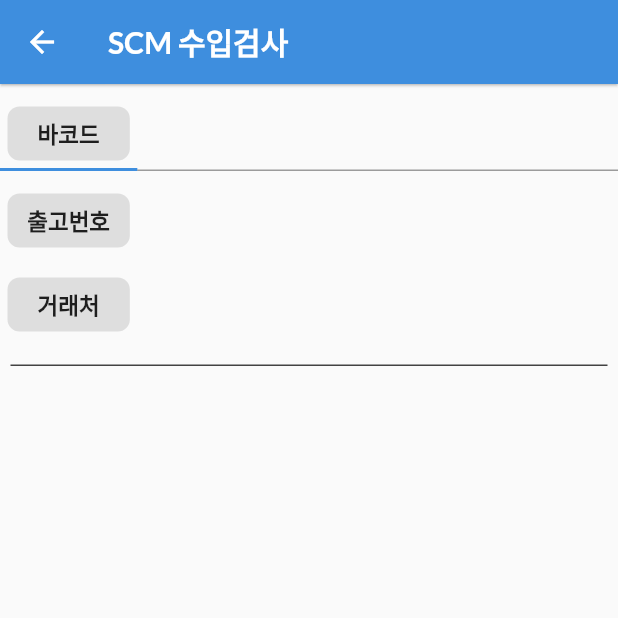
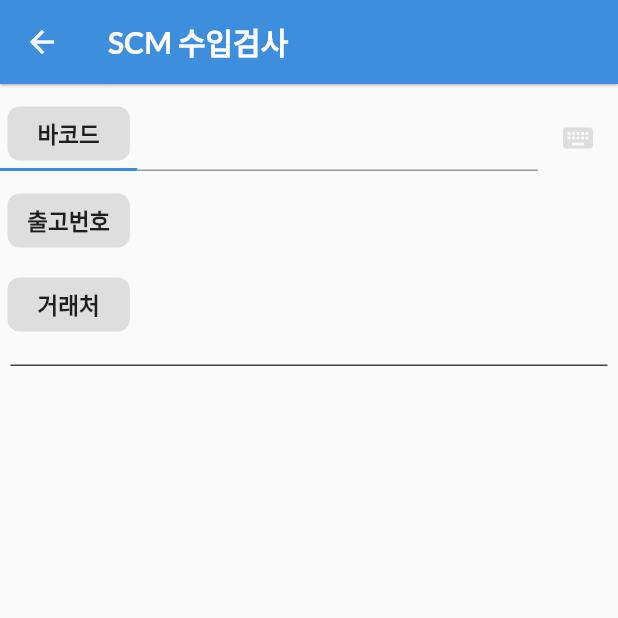
Before and after one commit to janggyeoeng/project, a Flutter app: the ScmCheck screen opened directly, on a phone screen of 412 x 824 dp, the top half of it. Run offline on Flutter 3.47's test engine with Material 2 defaults, Android fonts, the light colour scheme and no system bars; our stand-ins replace auto_size_text, get, google_fonts; missing offline and left inert: sql_conn.

Commit message:
20230919

```diff
--- a/lib/src/scm_admin/scmcheck.dart
+++ b/lib/src/scm_admin/scmcheck.dart
@@ -186,29 +186,29 @@ class _ScmCheckState extends State<ScmCheck> {
                               ),
                             ]),
                           ),
-                          // Expanded(
-                          //     flex: 1,
-                          //     child: GestureDetector(
-                          //       child: SizedBox(
-                          //         width: 20,
-                          //         height: 20,
-                          //         //color: Colors.green,
-                          //         child: Icon(Icons.keyboard,
-                          //             color: _controller
-                          //                 .setKeyboardColor() //Colors.blue,
-                          //             ),
-                          //       ),
-                          //       onTap: () async {
-                          //         print('클릭');
+                          Expanded(
+                              flex: 1,
+                              child: GestureDetector(
+                                child: SizedBox(
+                                  width: 20,
+                                  height: 20,
+                                  //color: Colors.green,
+                                  child: Icon(Icons.keyboard,
+                                      color: _controller
+                                          .setKeyboardColor() //Colors.blue,
+                                      ),
+                                ),
+                                onTap: () async {
+                                  print('클릭');
 
-                          //         await _controller.setKeyboardClick(true);
-                          //         outTap = true;
-                          //         FocusScope.of(context)
-                          //             .requestFocus(_controller.getTextNode());
+                                  await _controller.setKeyboardClick(true);
+                                  outTap = true;
+                                  FocusScope.of(context)
+                                      .requestFocus(_controller.getTextNode());
 
-                          //         setState(() {});
-                          //       },
-                          //     ))
+                                  setState(() {});
+                                },
+                              ))
                         ],
                       ),
                     )
```
